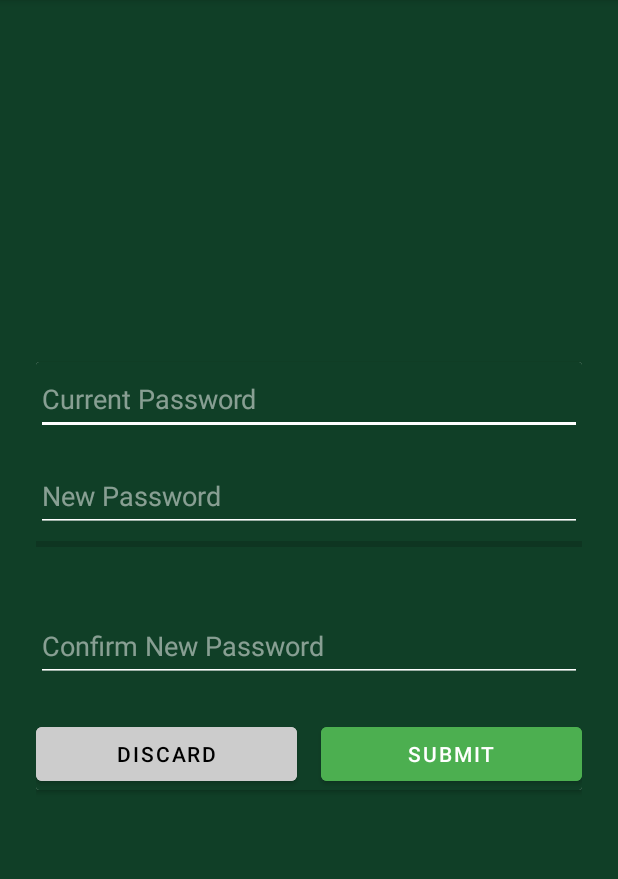
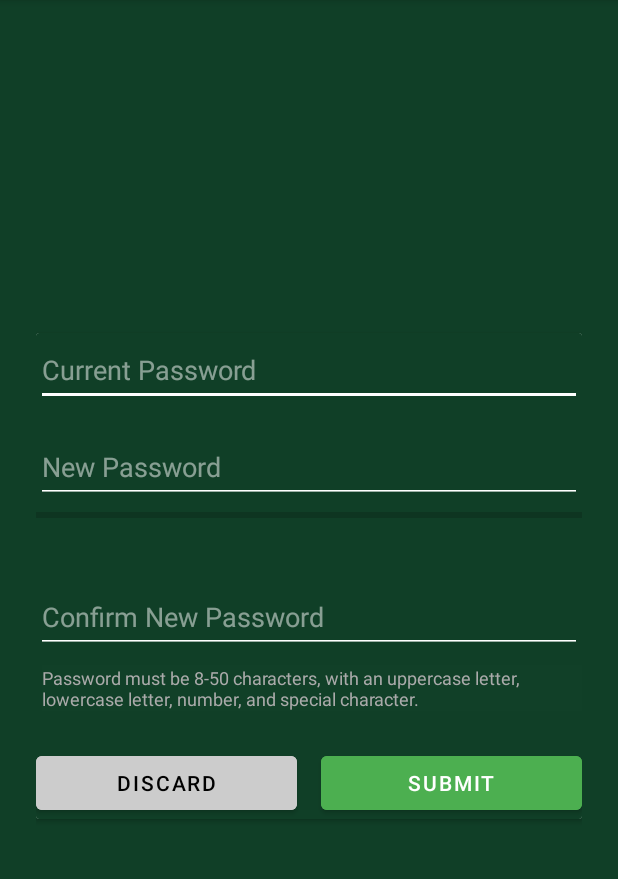
Before and after one commit to julzmari/Verify, an Android app: the ChangePassword screen opened directly, with no data from a screen before it, on a phone screen of 412 x 824 dp, the part 84-963 px from its top. Run offline under Robolectric (Android 15) with nearby library versions, the phone set to English and light mode, and no system bars; our stand-ins replace CircleImageView; libraries missing offline, so code that uses them is left out: com.nulabinc.zxcvbn, io.github.jan.supabase, org.mindrot.jbcrypt.

Commit message:
fix restrictions

```diff
--- a/app/src/main/res/layout/activity_changepassword.xml
+++ b/app/src/main/res/layout/activity_changepassword.xml
@@ -17,67 +17,76 @@
 
         <LinearLayout
             android:layout_width="match_parent"
+            android:layout_height="wrap_content"
             android:background="#103F27"
-            android:layout_height="wrap_content"
             android:orientation="vertical">
 
             <EditText
                 android:id="@+id/currentPassword"
+                android:layout_width="match_parent"
+                android:layout_height="wrap_content"
+                android:backgroundTint="#FFFFFF"
                 android:hint="Current Password"
                 android:inputType="textPassword"
-                android:layout_width="match_parent"
-                android:layout_height="wrap_content"
                 android:minHeight="48dp"
                 android:paddingVertical="12dp"
                 android:textColor="#FFFFFF"
-                android:textColorHint="#80FFFFFF"
-                android:backgroundTint="#FFFFFF"/>
+                android:textColorHint="#80FFFFFF" />
 
             <EditText
                 android:id="@+id/newPassword"
+                android:layout_width="match_parent"
+                android:layout_height="wrap_content"
+                android:layout_marginTop="16dp"
+                android:backgroundTint="#FFFFFF"
                 android:hint="New Password"
                 android:inputType="textPassword"
-                android:layout_width="match_parent"
-                android:layout_height="wrap_content"
                 android:minHeight="48dp"
                 android:paddingVertical="12dp"
-                android:layout_marginTop="16dp"
                 android:textColor="#FFFFFF"
-                android:textColorHint="#80FFFFFF"
-                android:backgroundTint="#FFFFFF"/>
+                android:textColorHint="#80FFFFFF" />
 
             <EditText
                 android:id="@+id/confirmPassword"
+                android:layout_width="match_parent"
+                android:layout_height="wrap_content"
+                android:layout_marginTop="16dp"
+                android:backgroundTint="#FFFFFF"
                 android:hint="Confirm New Password"
                 android:inputType="textPassword"
+                android:minHeight="48dp"
+                android:paddingVertical="12dp"
+                android:textColor="#FFFFFF"
+                android:textColorHint="#80FFFFFF" />
+            <TextView
+                android:id="@+id/password_requirements"
                 android:layout_width="match_parent"
                 android:layout_height="wrap_content"
-                android:minHeight="48dp"
-                android:paddingVertical="12dp"
-                android:layout_marginTop="16dp"
-                android:textColor="#FFFFFF"
-                android:textColorHint="#80FFFFFF"
-                android:backgroundTint="#FFFFFF"/>
+                android:layout_marginTop="8dp"
+                android:layout_marginLeft="4dp"
+                android:background="#01FFFFFF"
+                android:text="@string/password_requirements"
+                android:textColor="@android:color/darker_gray"
+                android:textSize="12sp" />
+
 
             <!-- Button Row -->
             <LinearLayout
                 android:layout_width="match_parent"
                 android:layout_height="wrap_content"
+                android:layout_marginTop="24dp"
+                android:gravity="end"
                 android:orientation="horizontal"
-                android:gravity="end"
-                android:layout_marginTop="24dp"
-                android:weightSum="2"
-                >
+                android:weightSum="2">
 
                 <Button
                     android:id="@+id/discardPassword"
-                    android:text="Discard"
                     android:layout_width="0dp"
                     android:layout_height="wrap_content"
                     android:layout_weight="1"
                     android:backgroundTint="#CCCCCC"
-                    android:textColor="#000000"
-                    />
+                    android:text="Discard"
+                    android:textColor="#000000" />
 
                 <Space
                     android:layout_width="16dp"
@@ -85,12 +94,14 @@
 
                 <Button
                     android:id="@+id/submitPassword"
-                    android:text="Submit"
                     android:layout_width="0dp"
                     android:layout_height="wrap_content"
                     android:layout_weight="1"
-                    android:backgroundTint="#4CAF50" />
+                    android:backgroundTint="#4CAF50"
+                    android:text="Submit" />
             </LinearLayout>
+
+
         </LinearLayout>
     </androidx.cardview.widget.CardView>
 </FrameLayout>
--- a/app/src/main/res/values/strings.xml
+++ b/app/src/main/res/values/strings.xml
@@ -13,6 +13,7 @@
     <string name="forgot_password">Forgot Password</string>
     <string name="don_t_have_an_account_register">Don\'t have an account? Register</string>
     <string name="recent_entries">Recent Entries</string>
+    <string name="password_requirements">Password must be 8-50 characters, with an uppercase letter, lowercase letter, number, and special character.</string>
     <string-array name="user_roles">
         <item>Admin</item>
         <item>Worker</item>
```
Also changed, not shown: app/src/main/res/layout/activity_add_user.xml (+16 -4 lines), app/src/main/res/layout/activity_register.xml (+12 -1 lines), app/src/main/res/layout/activity_reset_password.xml (+11 -0 lines).
